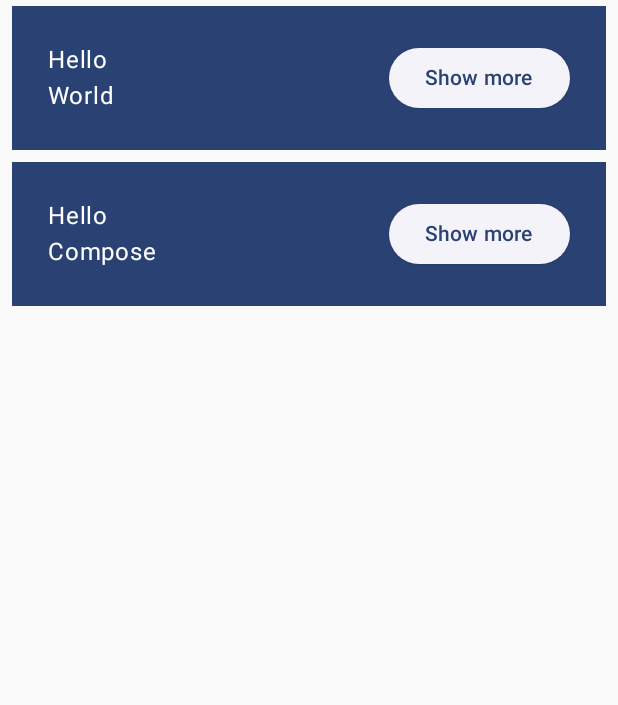
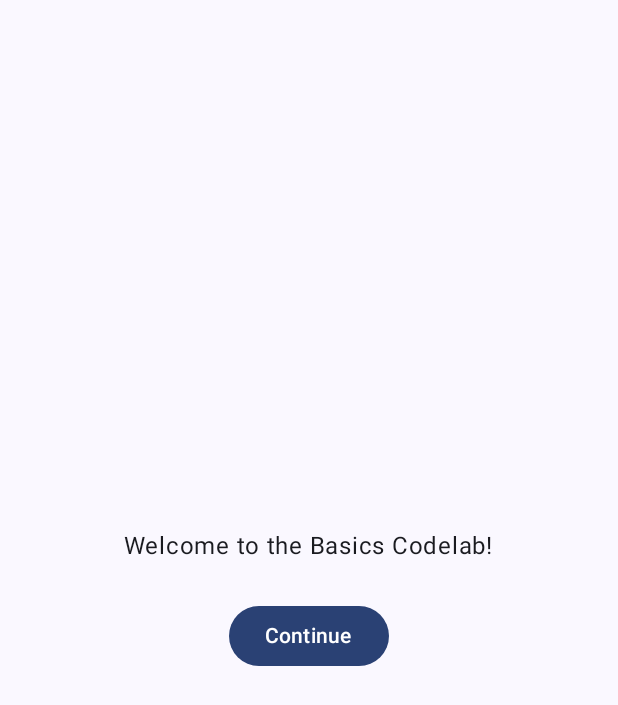
Before and after one commit to ihateudamni/GreetingCard, an Android app built with Jetpack Compose: the screen it shows after launch (MainActivity), on a phone screen of 412 x 824 dp. Shown: the top 705 px of the screen. Run offline under Robolectric (Android 15) with nearby library versions, the phone set to English and light mode, and no system bars.

Commit message:
refactor: aplicar elevación de estado en componentes

```diff
--- a/app/src/main/java/com/example/greetingcard/MainActivity.kt
+++ b/app/src/main/java/com/example/greetingcard/MainActivity.kt
@@ -3,39 +3,79 @@ package com.example.greetingcard
 import android.os.Bundle
 import androidx.activity.ComponentActivity
 import androidx.activity.compose.setContent
+import androidx.compose.foundation.layout.Arrangement
 import androidx.compose.foundation.layout.Column
 import androidx.compose.foundation.layout.Row
+import androidx.compose.foundation.layout.fillMaxSize
 import androidx.compose.foundation.layout.padding
+import androidx.compose.material3.Button
 import androidx.compose.material3.ElevatedButton
 import androidx.compose.material3.MaterialTheme
 import androidx.compose.material3.Surface
 import androidx.compose.material3.Text
 import androidx.compose.runtime.Composable
+import androidx.compose.runtime.getValue
 import androidx.compose.runtime.mutableStateOf
 import androidx.compose.runtime.remember
+import androidx.compose.runtime.setValue
+import androidx.compose.ui.Alignment
 import androidx.compose.ui.Modifier
 import androidx.compose.ui.tooling.preview.Preview
 import androidx.compose.ui.unit.dp
 import com.example.greetingcard.ui.theme.GreetingCardTheme
+import androidx.compose.foundation.lazy.LazyColumn
+import androidx.compose.foundation.lazy.items
 
 class MainActivity : ComponentActivity() {
     override fun onCreate(savedInstanceState: Bundle?) {
         super.onCreate(savedInstanceState)
         setContent {
             GreetingCardTheme {
-                MyApp()
+                MyApp(modifier = Modifier.fillMaxSize())
             }
         }
     }
 }
 
 @Composable
-fun MyApp(
+fun MyApp(modifier: Modifier = Modifier) {
+    var shouldShowOnboarding by remember { mutableStateOf(true) }
+    Surface(modifier) {
+        if (shouldShowOnboarding) {
+            OnboardingScreen(onContinueClicked = { shouldShowOnboarding = false })
+        } else {
+            Greetings()
+        }
+    }
+}
+
+@Composable
+fun OnboardingScreen(
+    onContinueClicked: () -> Unit,
+    modifier: Modifier = Modifier
+) {
+    Column(
+        modifier = modifier.fillMaxSize(),
+        verticalArrangement = Arrangement.Center,
+        horizontalAlignment = Alignment.CenterHorizontally
+    ) {
+        Text("Welcome to the Basics Codelab!")
+        Button(
+            modifier = Modifier.padding(vertical = 24.dp),
+            onClick = onContinueClicked
+        ) {
+            Text("Continue")
+        }
+    }
+}
+
+@Composable
+private fun Greetings(
     modifier: Modifier = Modifier,
-    names: List<String> = listOf("World", "Compose")
+    names: List<String> = List(50) { "$it" }
 ) {
-    Column(modifier) {
-        for (name in names) {
+    LazyColumn(modifier = modifier.padding(vertical = 4.dp)) {
+        items(items = names) { name ->
             Greeting(name = name)
         }
     }
@@ -43,8 +83,9 @@ fun MyApp(
 
 @Composable
 fun Greeting(name: String, modifier: Modifier = Modifier) {
-    val expanded = remember { mutableStateOf(false) }
-    val extraPadding = if (expanded.value) 48.dp else 0.dp
+    var expanded by remember { mutableStateOf(false) }
+    val extraPadding = if (expanded) 48.dp else 0.dp
+
     Surface(
         color = MaterialTheme.colorScheme.primary,
         modifier = modifier.padding(vertical = 4.dp, horizontal = 8.dp)
@@ -55,23 +96,38 @@ fun Greeting(name: String, modifier: Modifier = Modifier) {
                     .weight(1f)
                     .padding(bottom = extraPadding)
             ) {
-                Text(text = "Hello ")
+                Text(text = "Hello, ")
                 Text(text = name)
             }
             ElevatedButton(
-                onClick = { expanded.value = !expanded.value },
+                onClick = { expanded = !expanded }
             ) {
-                Text(if (expanded.value) "Show less" else "Show more")
+                Text(if (expanded) "Show less" else "Show more")
             }
         }
     }
 }
 
+@Preview(showBackground = true, widthDp = 320, heightDp = 320)
+@Composable
+fun OnboardingPreview() {
+    GreetingCardTheme {
+        OnboardingScreen(onContinueClicked = {})
+    }
+}
 
 @Preview(showBackground = true, widthDp = 320)
 @Composable
 fun GreetingPreview() {
     GreetingCardTheme {
-        MyApp()
+        Greetings()
     }
 }
+
+@Preview
+@Composable
+fun MyAppPreview() {
+    GreetingCardTheme {
+        MyApp(Modifier.fillMaxSize())
+    }
+}
```
